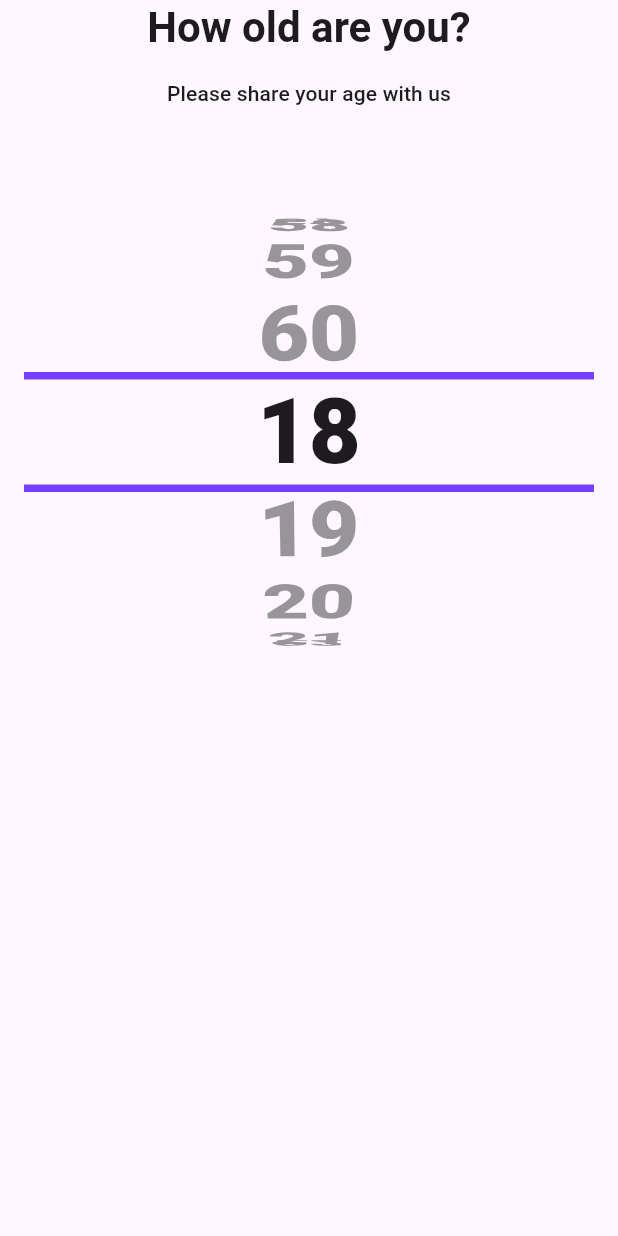
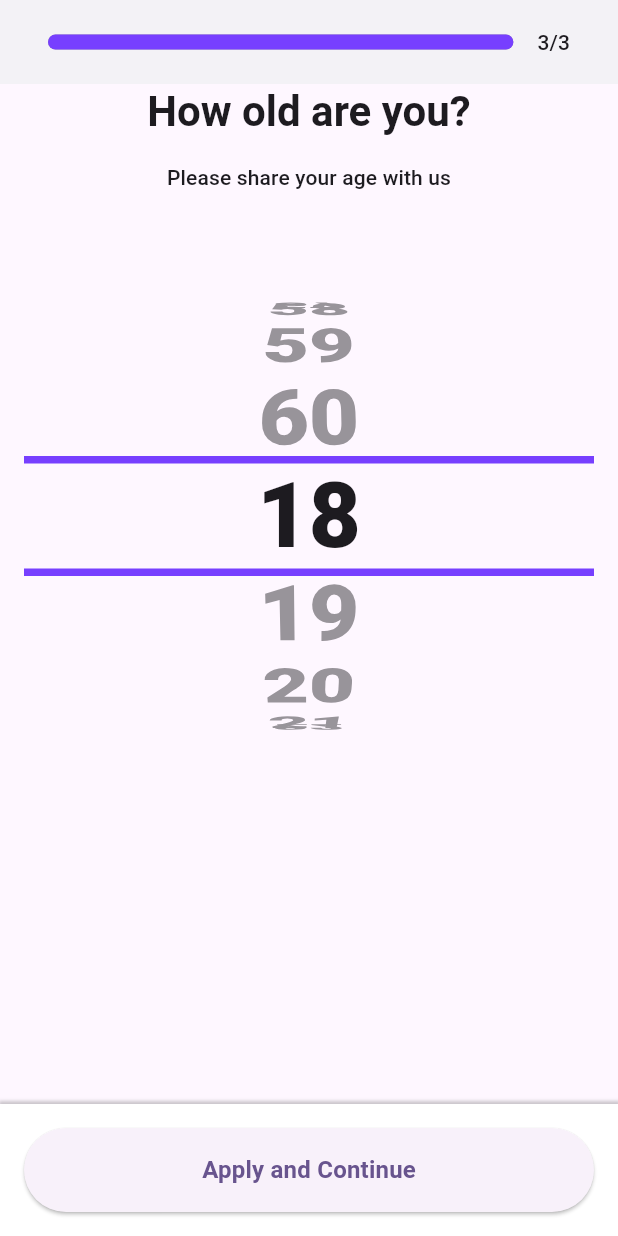
Before and after one commit to furkanbalc/flutter_donate_app, a Flutter app: the AgeInfoView screen opened directly, on a phone screen of 412 x 824 dp. Run offline on Flutter 3.47's test engine with Material 3 defaults, Android fonts, the phone set to English and light mode, and no system bars; our stand-ins replace easy_localization, flutter_svg, iconsax, intl_phone_number_input.

Commit message:
Added age info and gender info select page

```diff
--- a/lib/presentation/view/authentication/screens/user_info/age_info.dart
+++ b/lib/presentation/view/authentication/screens/personal_info/age_info.dart
@@ -1,4 +1,14 @@
-part of 'user_info.dart';
+import 'package:easy_localization/easy_localization.dart';
+import 'package:flutter/cupertino.dart';
+import 'package:flutter/material.dart';
+import 'package:flutter_donate_app/core/constants/app_colors.dart';
+import 'package:flutter_donate_app/core/extensions/context_padding.dart';
+import 'package:flutter_donate_app/core/extensions/context_sizedbox.dart';
+import 'package:flutter_donate_app/core/extensions/context_text_style.dart';
+import 'package:flutter_donate_app/presentation/view/authentication/widgets/auth/auth_bottom_button.dart';
+import 'package:flutter_donate_app/presentation/view/authentication/widgets/auth/auth_header.dart';
+import 'package:flutter_donate_app/presentation/view/authentication/widgets/personal_info/user_info_appbar.dart';
+import 'package:flutter_donate_app/translations/locale_keys.g.dart';
 
 class AgeInfoView extends StatefulWidget {
   const AgeInfoView({super.key});
@@ -8,34 +18,26 @@ class AgeInfoView extends StatefulWidget {
 }
 
 class _AgeInfoViewState extends State<AgeInfoView> {
-  final int minAge = 1;
-  late ScrollController _scrollController;
-  late double itemExtent;
   int selectedAge = 1;
 
   @override
   void initState() {
     super.initState();
-    _scrollController = ScrollController();
-    itemExtent = 50; // Her bir elemanın yüksekliği
-    _scrollToSelectedAge();
-  }
-
-  void _scrollToSelectedAge() {
-    final double initialOffset =
-        (selectedAge - minAge) * itemExtent - (3 * itemExtent); // Imleci listenin ortasına getir
-    _scrollController.animateTo(
-      initialOffset,
-      duration: Duration(milliseconds: 500),
-      curve: Curves.easeInOut,
-    );
   }
 
   @override
   Widget build(BuildContext context) {
-    return Padding(
-      padding: context.paddings.horizontalMedium,
-      child: _buildBody(context: context),
+    return Scaffold(
+      appBar: UserInfoAppBar(progressValue: 3 / 3),
+      floatingActionButton: AuthBottomButton(
+        onPressed: () {},
+        text: LocaleKeys.user_info_apply_and_continue.tr(),
+      ),
+      floatingActionButtonLocation: FloatingActionButtonLocation.centerDocked,
+      body: Padding(
+        padding: context.paddings.horizontalMedium,
+        child: _buildBody(context: context),
+      ),
     );
   }
 
@@ -56,7 +58,7 @@ class _AgeInfoViewState extends State<AgeInfoView> {
             squeeze: 1.5,
             looping: true,
             selectionOverlay: Container(
-              decoration: BoxDecoration(
+              decoration: const BoxDecoration(
                   border: Border.symmetric(
                 horizontal: BorderSide(color: AppColors.electricViolet, width: 5),
               )),
@@ -64,7 +66,6 @@ class _AgeInfoViewState extends State<AgeInfoView> {
             itemExtent: 80,
             onSelectedItemChanged: (index) {
               setState(() {
-                print(index + 18);
                 selectedAge = index + 18; // Seçilen yaş, 18'den başlayacak şekilde ayarlanır
               });
             },
--- a/lib/presentation/view/authentication/widgets/user_info/user_info_appbar.dart
+++ b/lib/presentation/view/authentication/widgets/personal_info/user_info_appbar.dart
@@ -5,12 +5,10 @@ import 'package:flutter_donate_app/core/extensions/context_text_style.dart';
 
 class UserInfoAppBar extends StatefulWidget implements PreferredSizeWidget {
   final double progressValue;
-  final VoidCallback onBack;
 
   const UserInfoAppBar({
     super.key,
     required this.progressValue,
-    required this.onBack,
   });
 
   @override
@@ -30,14 +28,12 @@ class _UserInfoAppBarState extends State<UserInfoAppBar> {
         height: kToolbarHeight,
         child: Row(
           children: [
-            IconButton(
-              icon: const Icon(Icons.arrow_back),
-              onPressed: widget.onBack,
-            ),
             Expanded(
               child: Padding(
                 padding: context.paddings.horizontalMedium,
                 child: LinearProgressIndicator(
+                  minHeight: 10,
+                  borderRadius: BorderRadius.circular(20),
                   value: widget.progressValue,
                   valueColor: const AlwaysStoppedAnimation<Color>(AppColors.electricViolet),
                   backgroundColor: Colors.grey,
```
Also changed, not shown: lib/presentation/view/authentication/screens/personal_info/gender_info.dart (renamed from lib/presentation/view/authentication/screens/user_info/gender_info.dart, +28 -6 lines), lib/presentation/view/authentication/screens/personal_info/user_info.dart (added, +144 -0 lines), lib/presentation/widgets/checkbox/custom_checkbox_listile.dart (added, +27 -0 lines), lib/presentation/view/authentication/widgets/personal_info/select_gender_widget.dart (added).
